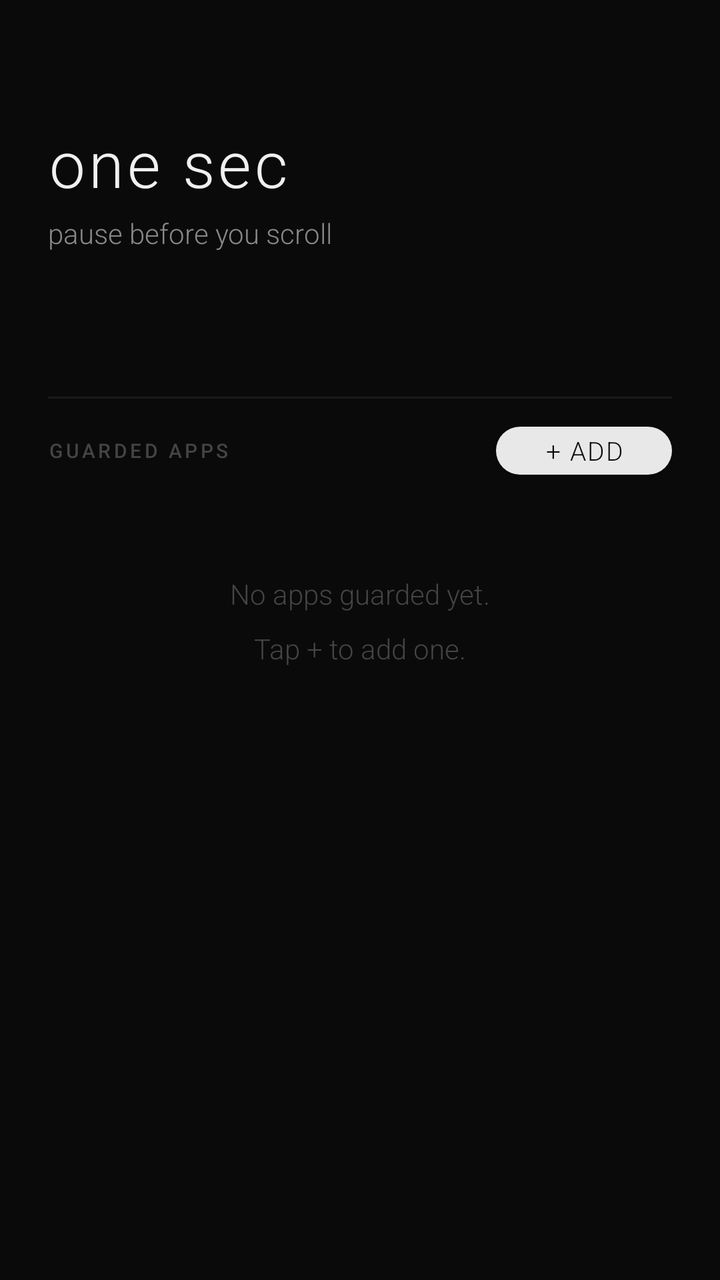
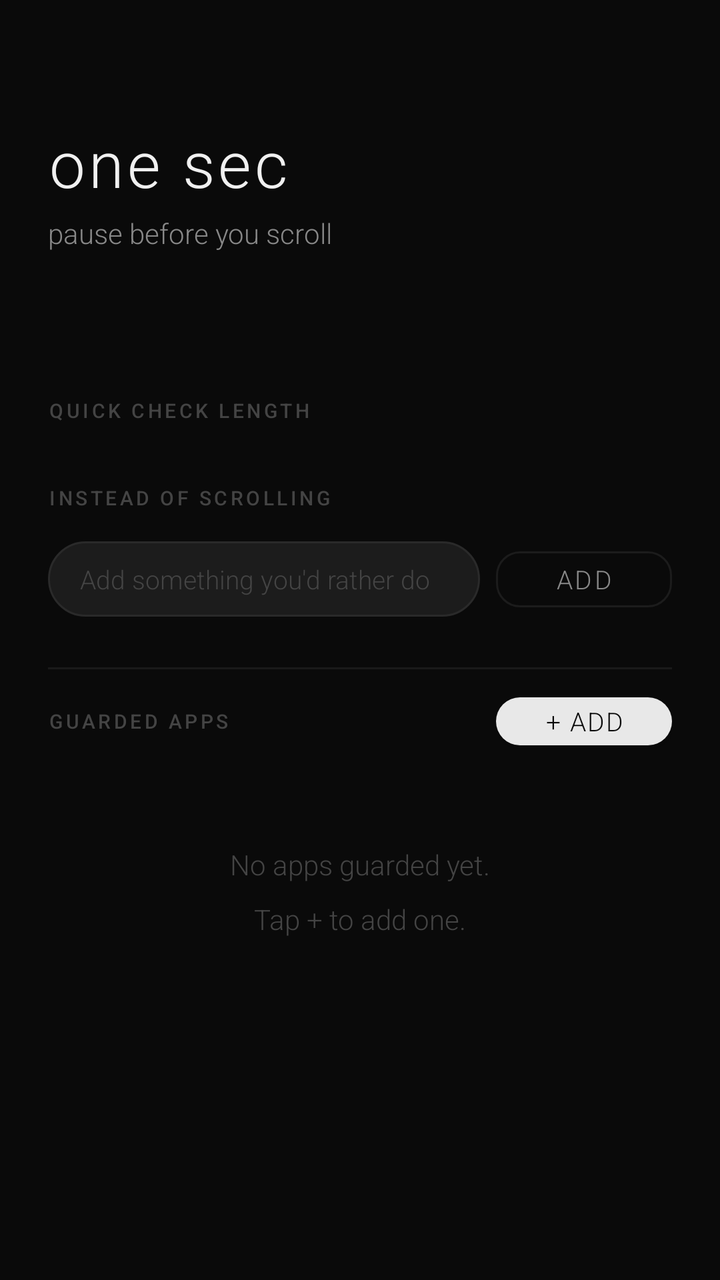

Screens rendered from an Android XML layout before and after an edit, with the pre-edit source and the edit as a unified diff.
<!-- AndroidManifest.xml: application theme Theme.OneSec -->
<!-- res/layout/activity_main.xml -->
<?xml version="1.0" encoding="utf-8"?>
<androidx.coordinatorlayout.widget.CoordinatorLayout
    xmlns:android="http://schemas.android.com/apk/res/android"
    xmlns:app="http://schemas.android.com/apk/res-auto"
    android:layout_width="match_parent"
    android:layout_height="match_parent"
    android:background="@color/bg"
    android:fitsSystemWindows="true">

    <LinearLayout
        android:layout_width="match_parent"
        android:layout_height="match_parent"
        android:orientation="vertical"
        android:paddingHorizontal="24dp">

        
        <TextView
            android:id="@+id/tvAppName"
            android:layout_width="wrap_content"
            android:layout_height="wrap_content"
            android:layout_marginTop="60dp"
            android:text="one sec"
            android:textColor="@color/text_primary"
            android:textSize="32sp"
            android:letterSpacing="0.05"
            android:fontFamily="sans-serif-light" />

        <TextView
            android:id="@+id/tvSubtitle"
            android:layout_width="wrap_content"
            android:layout_height="wrap_content"
            android:layout_marginTop="4dp"
            android:text="pause before you scroll"
            android:textColor="@color/text_secondary"
            android:textSize="14sp"
            android:fontFamily="sans-serif-light" />

        
        <TextView
            android:id="@+id/tvStats"
            android:layout_width="wrap_content"
            android:layout_height="wrap_content"
            android:layout_marginTop="32dp"
            android:text=""
            android:textColor="@color/text_hint"
            android:textSize="12sp"
            android:letterSpacing="0.08"
            android:fontFamily="sans-serif-light" />

        
        <LinearLayout
            android:id="@+id/layoutPermissions"
            android:layout_width="match_parent"
            android:layout_height="wrap_content"
            android:layout_marginTop="12dp"
            android:orientation="vertical"
            android:visibility="gone">

            <Button
                android:id="@+id/btnAccessibility"
                style="@style/Btn.Ghost"
                android:layout_width="match_parent"
                android:layout_height="wrap_content"
                android:text="@string/btn_enable_service"
                android:layout_marginBottom="8dp"/>

            <Button
                android:id="@+id/btnOverlay"
                style="@style/Btn.Ghost"
                android:layout_width="match_parent"
                android:layout_height="wrap_content"
                android:text="@string/btn_enable_overlay"/>

        </LinearLayout>

        
        <View
            android:layout_width="match_parent"
            android:layout_height="1dp"
            android:background="#1A1A1A"
            android:layout_marginTop="24dp"
            android:layout_marginBottom="8dp"/>

        
        <LinearLayout
            android:layout_width="match_parent"
            android:layout_height="wrap_content"
            android:gravity="center_vertical"
            android:orientation="horizontal"
            android:layout_marginBottom="12dp">

            <TextView
                android:layout_width="0dp"
                android:layout_height="wrap_content"
                android:layout_weight="1"
                android:text="GUARDED APPS"
                android:textColor="@color/text_hint"
                android:textSize="10sp"
                android:letterSpacing="0.15"
                android:fontFamily="sans-serif-medium" />

            <Button
                android:id="@+id/btnAddApp"
                style="@style/Btn.Primary"
                android:layout_width="wrap_content"
                android:layout_height="36dp"
                android:paddingTop="0dp"
                android:paddingBottom="0dp"
                android:paddingHorizontal="16dp"
                android:minHeight="0dp"
                android:text="+ Add"
                android:textSize="13sp" />

        </LinearLayout>

        
        <TextView
            android:id="@+id/tvNoApps"
            android:layout_width="match_parent"
            android:layout_height="wrap_content"
            android:layout_marginTop="32dp"
            android:text="@string/no_apps_hint"
            android:textColor="@color/text_hint"
            android:textSize="14sp"
            android:gravity="center"
            android:lineSpacingMultiplier="1.6"
            android:visibility="visible" />

        
        <androidx.recyclerview.widget.RecyclerView
            android:id="@+id/recyclerApps"
            android:layout_width="match_parent"
            android:layout_height="0dp"
            android:layout_weight="1"
            android:clipToPadding="false"
            android:paddingBottom="24dp"
            android:visibility="gone" />

    </LinearLayout>

</androidx.coordinatorlayout.widget.CoordinatorLayout>
<!-- resources referenced by this layout -->
<resources>
  <color name="bg">#0A0A0A</color>
  <color name="text_hint">#444444</color>
  <color name="text_primary">#F0F0F0</color>
  <color name="text_secondary">#888888</color>
  <string name="btn_enable_overlay">Enable Overlay</string>
  <string name="btn_enable_service">Enable Accessibility</string>
  <string name="no_apps_hint">No apps guarded yet.\nTap + to add one.</string>
  <style name="Btn.Ghost" parent="Widget.MaterialComponents.Button.OutlinedButton">
          <item name="android:textColor">@color/text_secondary</item>
          <item name="strokeColor">@color/bg_surface</item>
          <item name="android:textSize">15sp</item>
          <item name="cornerRadius">12dp</item>
          <item name="android:paddingTop">14dp</item>
          <item name="android:paddingBottom">14dp</item>
      </style>
  <style name="Btn.Primary" parent="Widget.MaterialComponents.Button">
          <item name="android:textColor">@color/bg</item>
          <item name="backgroundTint">@color/accent</item>
          <item name="android:textSize">15sp</item>
          <item name="android:letterSpacing">0.05</item>
          <item name="cornerRadius">12dp</item>
          <item name="android:paddingTop">14dp</item>
          <item name="android:paddingBottom">14dp</item>
      </style>
  <style name="Theme.OneSec" parent="Theme.MaterialComponents.DayNight.NoActionBar">
          <item name="colorPrimary">@color/accent</item>
          <item name="colorPrimaryVariant">@color/bg_card</item>
          <item name="colorOnPrimary">@color/bg</item>
          <item name="colorSurface">@color/bg_card</item>
          <item name="colorOnSurface">@color/text_primary</item>
          <item name="android:colorBackground">@color/bg</item>
          <item name="android:windowBackground">@color/bg</item>
          <item name="android:statusBarColor">@color/bg</item>
          <item name="android:navigationBarColor">@color/bg</item>
          <item name="android:textColorPrimary">@color/text_primary</item>
          <item name="android:textColorSecondary">@color/text_secondary</item>
          <item name="android:fontFamily">sans-serif-light</item>
      </style>
  <color name="bg_surface">#1C1C1C</color>
  <color name="accent">#E8E8E8</color>
  <color name="bg_card">#141414</color>
</resources>

<!-- the commit's change to res/layout/activity_main.xml (unified diff, before → after) -->
@@ -70,6 +70,83 @@
                 android:layout_width="match_parent"
                 android:layout_height="wrap_content"
                 android:text="@string/btn_enable_overlay"/>
+
+        </LinearLayout>
+
+        
+        <TextView
+            android:layout_width="wrap_content"
+            android:layout_height="wrap_content"
+            android:layout_marginTop="24dp"
+            android:layout_marginBottom="10dp"
+            android:text="@string/quick_check_setting_label"
+            android:textColor="@color/text_hint"
+            android:textSize="10sp"
+            android:letterSpacing="0.15"
+            android:fontFamily="sans-serif-medium" />
+
+        
+        <LinearLayout
+            android:id="@+id/layoutQuickCheckMinutes"
+            android:layout_width="match_parent"
+            android:layout_height="wrap_content"
+            android:orientation="horizontal" />
+
+        
+        <TextView
+            android:layout_width="wrap_content"
+            android:layout_height="wrap_content"
+            android:layout_marginTop="20dp"
+            android:layout_marginBottom="10dp"
+            android:text="@string/alternatives_setting_label"
+            android:textColor="@color/text_hint"
+            android:textSize="10sp"
+            android:letterSpacing="0.15"
+            android:fontFamily="sans-serif-medium" />
+
+        
+        <LinearLayout
+            android:id="@+id/layoutAlternatives"
+            android:layout_width="match_parent"
+            android:layout_height="wrap_content"
+            android:orientation="vertical" />
+
+        <LinearLayout
+            android:layout_width="match_parent"
+            android:layout_height="wrap_content"
+            android:layout_marginTop="4dp"
+            android:gravity="center_vertical"
+            android:orientation="horizontal">
+
+            <EditText
+                android:id="@+id/etAlternative"
+                android:layout_width="0dp"
+                android:layout_height="wrap_content"
+                android:layout_weight="1"
+                android:layout_marginEnd="8dp"
+                android:background="@drawable/bg_chip"
+                android:paddingHorizontal="16dp"
+                android:paddingVertical="10dp"
+                android:hint="@string/alternatives_hint"
+                android:imeOptions="actionDone"
+                android:importantForAutofill="no"
+                android:inputType="textCapSentences"
+                android:maxLines="1"
+                android:textColor="@color/text_primary"
+                android:textColorHint="@color/text_hint"
+                android:textSize="13sp" />
+
+            <Button
+                android:id="@+id/btnAddAlternative"
+                style="@style/Btn.Ghost"
+                android:layout_width="wrap_content"
+                android:layout_height="40dp"
+                android:minHeight="0dp"
+                android:paddingTop="0dp"
+                android:paddingBottom="0dp"
+                android:paddingHorizontal="16dp"
+                android:text="@string/btn_add_alternative"
+                android:textSize="13sp" />
 
         </LinearLayout>
 
<!-- resource entries referenced after the edit -->
@@ -4,9 +4,21 @@
   <color name="text_hint">#444444</color>
   <color name="text_primary">#F0F0F0</color>
   <color name="text_secondary">#888888</color>
+  <!-- drawable bg_chip (drawable) -->
+  <?xml version="1.0" encoding="utf-8"?>
+  <shape xmlns:android="http://schemas.android.com/apk/res/android"
+      android:shape="rectangle">
+      <solid android:color="#1C1C1C" />
+      <corners android:radius="100dp" />
+      <stroke android:width="1dp" android:color="#2A2A2A"/>
+  </shape>
+  <string name="alternatives_hint">Add something you\'d rather do</string>
+  <string name="alternatives_setting_label">INSTEAD OF SCROLLING</string>
+  <string name="btn_add_alternative">Add</string>
   <string name="btn_enable_overlay">Enable Overlay</string>
   <string name="btn_enable_service">Enable Accessibility</string>
   <string name="no_apps_hint">No apps guarded yet.\nTap + to add one.</string>
+  <string name="quick_check_setting_label">QUICK CHECK LENGTH</string>
   <style name="Btn.Ghost" parent="Widget.MaterialComponents.Button.OutlinedButton">
           <item name="android:textColor">@color/text_secondary</item>
           <item name="strokeColor">@color/bg_surface</item>
